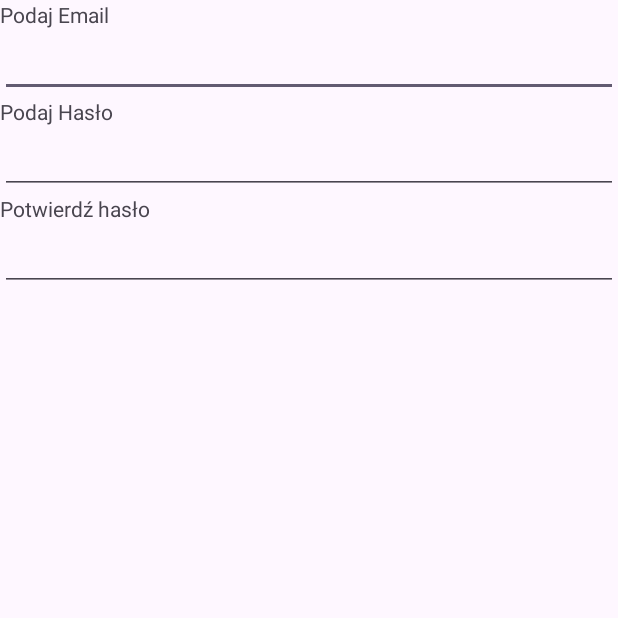
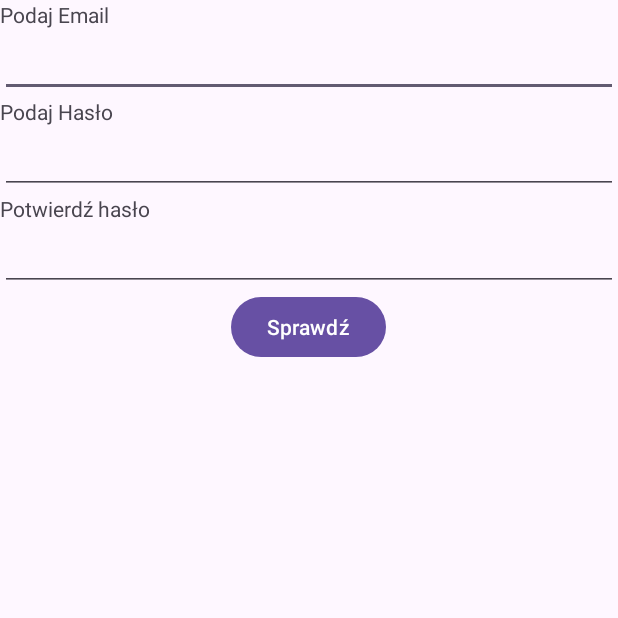
Before and after one commit to BarlomiejKrol4429/haslo, an Android app: the screen it shows after launch (MainActivity), on a phone screen of 412 x 824 dp, the top half of it. Run offline under Robolectric (Android 15) with nearby library versions, the phone set to English and light mode, and no system bars.

```diff
--- a/app/src/main/java/com/example/haslo/MainActivity.java
+++ b/app/src/main/java/com/example/haslo/MainActivity.java
@@ -1,6 +1,13 @@
 package com.example.haslo;
 
 import android.os.Bundle;
+import android.text.Editable;
+import android.text.TextWatcher;
+import android.view.View;
+import android.widget.Button;
+import android.widget.EditText;
+import android.widget.ImageView;
+import android.widget.Toast;
 
 import androidx.activity.EdgeToEdge;
 import androidx.appcompat.app.AppCompatActivity;
@@ -20,5 +27,32 @@ public class MainActivity extends AppCompatActivity {
             v.setPadding(systemBars.left, systemBars.top, systemBars.right, systemBars.bottom);
             return insets;
         });
+
+        EditText email = findViewById(R.id.email);
+        EditText haslo = findViewById(R.id.haslo);
+        EditText haslo2 = findViewById(R.id.haslo2);
+        Button sprawdz = findViewById(R.id.sprawdz);
+
+        sprawdz.setOnClickListener(
+                new View.OnClickListener() {
+                    @Override
+                    public void onClick(View view) {
+                        String email_s = String.valueOf(email.getText());
+                        String pass = String.valueOf(haslo.getText());
+                        String pass_confirm = String.valueOf(haslo2.getText());
+
+                        if (!email_s.contains("@")){
+                            Toast.makeText(MainActivity.this, "Niepoprawny email!", Toast.LENGTH_SHORT).show();
+                        }
+                        else{
+                            if(!pass.equals(pass_confirm)){
+                                Toast.makeText(MainActivity.this, "Niepoprawne hasło!", Toast.LENGTH_SHORT).show();
+                            }else{
+
+                            }
+                        }
+                    }
+                }
+        );
     }
 }
--- a/app/src/main/res/layout/activity_main.xml
+++ b/app/src/main/res/layout/activity_main.xml
@@ -14,6 +14,7 @@
         android:text="Podaj Email" />
 
     <EditText
+        android:id="@+id/email"
         android:layout_width="match_parent"
         android:layout_height="wrap_content"/>
 
@@ -23,6 +24,7 @@
         android:text="Podaj Hasło" />
 
     <EditText
+        android:id="@+id/haslo"
         android:layout_width="match_parent"
         android:layout_height="wrap_content"
         android:inputType="textPassword"/>
@@ -33,10 +35,17 @@
         android:text="Potwierdź hasło" />
 
     <EditText
+        android:id="@+id/haslo2"
         android:layout_width="match_parent"
         android:layout_height="wrap_content"
         android:inputType="textPassword"/>
 
+    <Button
+        android:id="@+id/sprawdz"
+        android:layout_width="wrap_content"
+        android:layout_height="wrap_content"
+        android:layout_gravity="center"
+        android:text="Sprawdź" />
 
 
 </LinearLayout>
```
